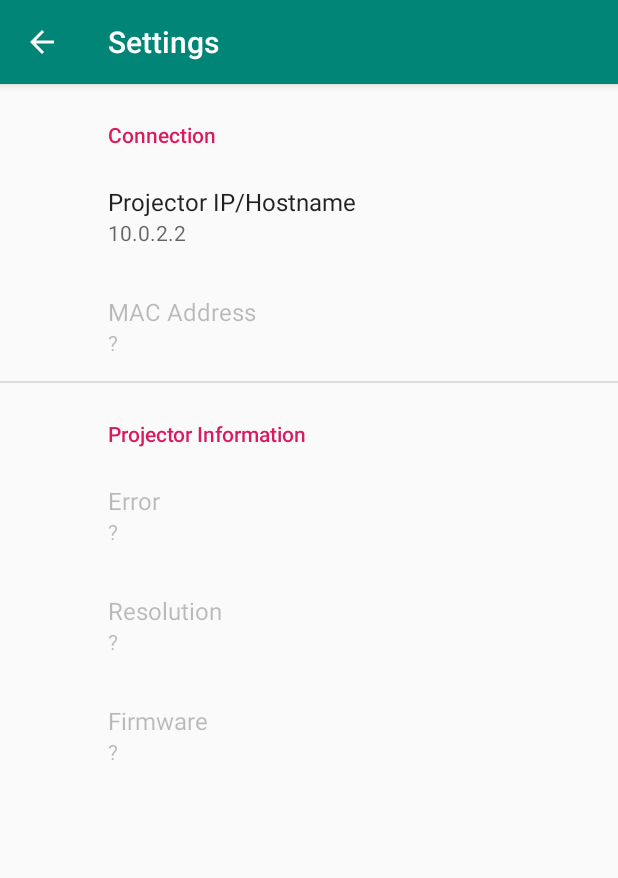
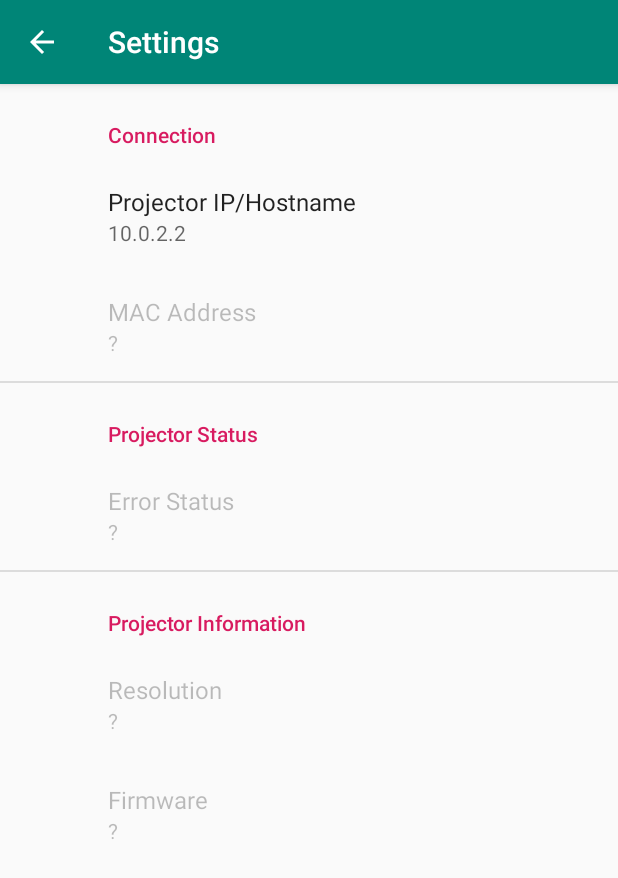
Before and after one commit to WcRnm/projector-app, an Android app: the SettingsActivity screen opened directly, with no data from a screen before it, on a phone screen of 412 x 824 dp. Shown: the top 878 px of the screen. Run offline under Robolectric (Android 15) with nearby library versions, the phone set to English and light mode, and no system bars; our stand-ins replace androidx.preference; network calls fail.

Commit message:
tweak preferences

```diff
--- a/clients/android/app/src/main/res/values/strings.xml
+++ b/clients/android/app/src/main/res/values/strings.xml
@@ -34,10 +34,13 @@
     <string name="pref_conn_timeout">Connection Timeout</string>
     <string name="pref_conn_timeout_default">5000</string>
 
+    <!-- Projector Status -->
+    <string name="projector_status_header">Projector Status</string>
+    <string name="pref_error">Error Status</string>
+
+    <!-- Projector Information -->
     <string name="projector_info_header">Projector Information</string>
-    <!-- Read-only Preferences -->
     <string name="pref_version">Firmware</string>
-    <string name="pref_error">Error</string>
     <string name="pref_resolution">Resolution</string>
     <string name="pref_conn_mac">MAC Address</string>
 </resources>
--- a/clients/android/app/src/main/res/xml/root_preferences.xml
+++ b/clients/android/app/src/main/res/xml/root_preferences.xml
@@ -17,7 +17,6 @@
 <PreferenceScreen xmlns:app="http://schemas.android.com/apk/res-auto">
 
     <PreferenceCategory app:title="@string/connection_header">
-
         <EditTextPreference
             app:key="pref_conn_host"
             app:title="@string/pref_conn_host"
@@ -30,11 +29,9 @@
             app:selectable="false"
             app:persistent="false"
             app:shouldDisableView="false" />
-
-
     </PreferenceCategory>
 
-    <PreferenceCategory app:title="@string/projector_info_header">
+    <PreferenceCategory app:title="@string/projector_status_header">
         <EditTextPreference
             app:key="pref_error"
             app:title="@string/pref_error"
@@ -42,6 +39,9 @@
             app:selectable="false"
             app:persistent="false"
             app:shouldDisableView="false" />
+    </PreferenceCategory>
+
+    <PreferenceCategory app:title="@string/projector_info_header">
         <EditTextPreference
             app:key="pref_resolution"
             app:title="@string/pref_resolution"
```
